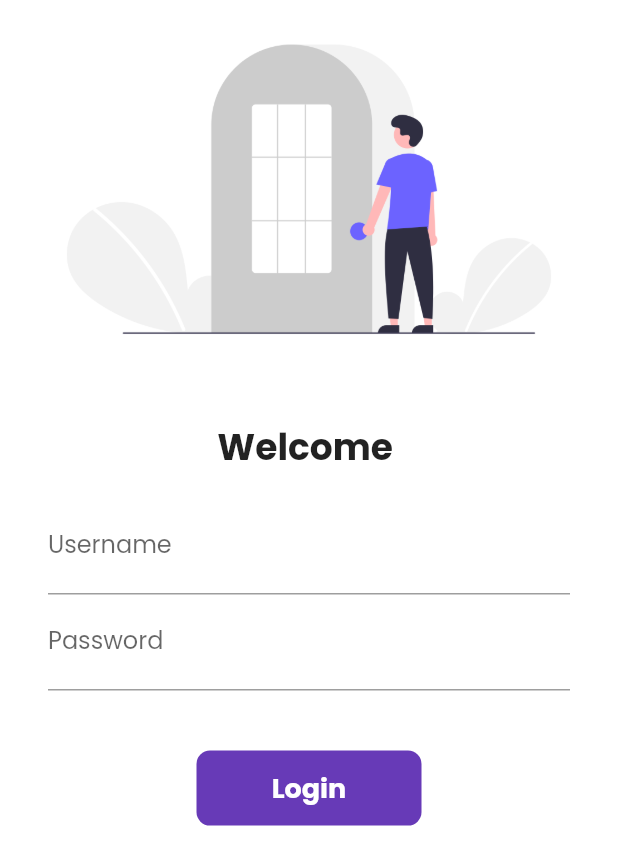
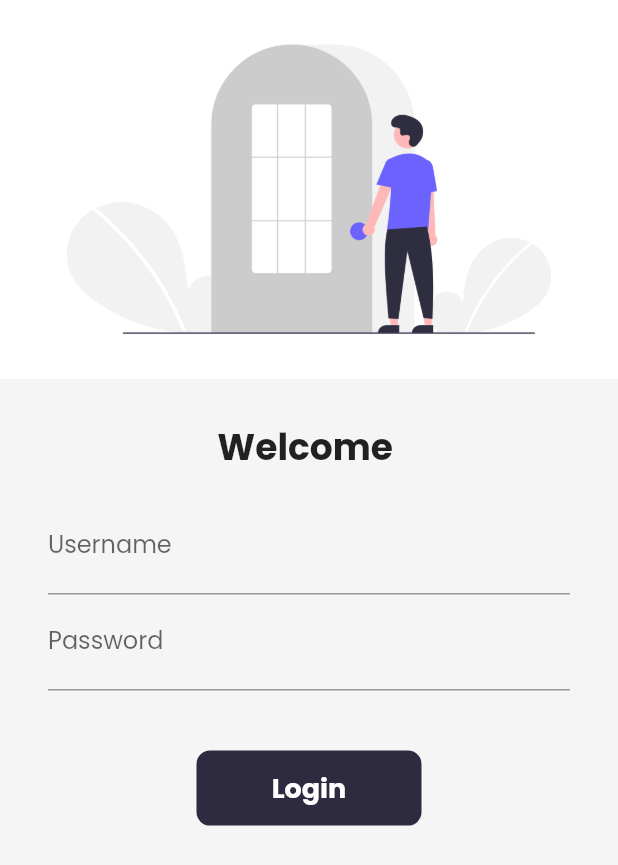
Before and after one commit to xanyl/flutter_category_app, a Flutter app: the LoginPage screen opened by its route, on a phone screen of 412 x 824 dp. Shown: the top 865 px of the screen. Run offline on Flutter 3.47's test engine with Material 2 defaults, Android fonts, the phone set to English and light mode, and no system bars; our stand-ins replace google_fonts, velocity_x; missing offline and left inert: dart:ffi; network calls fail.

Commit message:
Adding DarkMode and Light Mode

```diff
--- a/lib/main.dart
+++ b/lib/main.dart
@@ -15,7 +15,7 @@ class MyApp extends StatelessWidget {
   @override
   Widget build(BuildContext context) {
     return MaterialApp(
-      themeMode: ThemeMode.light,
+      themeMode: ThemeMode.system,
       theme: MyTheme.lightTheme(context),
       darkTheme: MyTheme.darkTheme(context),
       debugShowCheckedModeBanner: false,
--- a/lib/pages/login_page.dart
+++ b/lib/pages/login_page.dart
@@ -2,6 +2,7 @@ import 'dart:ffi';
 
 import 'package:flutter/material.dart';
 import 'package:flutter_application_1/utils/routes.dart';
+import 'package:velocity_x/velocity_x.dart';
 
 class LoginPage extends StatefulWidget {
   @override
@@ -14,9 +15,7 @@ class _LoginPageState extends State<LoginPage> {
   final _formKey = GlobalKey<FormState>();
 
   moveToHome(BuildContext context) async {
-    if (_formKey.currentState!.validate()){
-
-
+    if (_formKey.currentState!.validate()) {
       setState(() {
         changeButton = true;
       });
@@ -33,7 +32,7 @@ class _LoginPageState extends State<LoginPage> {
   @override
   Widget build(BuildContext context) {
     return Material(
-        color: Colors.white,
+        color: context.canvasColor,
         child: SingleChildScrollView(
           child: Form(
             key: _formKey,
@@ -65,7 +64,6 @@ class _LoginPageState extends State<LoginPage> {
                           if (value!.isEmpty) {
                             return "Username cannot be empty";
                           }
-
                         },
                         onChanged: (value) {
                           name = value;
@@ -79,8 +77,7 @@ class _LoginPageState extends State<LoginPage> {
                         validator: (value) {
                           if (value!.isEmpty) {
                             return "Password cannot be empty";
-                          }
-                          else if(value.length < 6){
+                          } else if (value.length < 6) {
                             return "Password length should be at least 6";
                           }
                         },
@@ -89,7 +86,7 @@ class _LoginPageState extends State<LoginPage> {
                         height: 40.0,
                       ),
                       Material(
-                          color: Colors.deepPurple,
+                          color: context.theme.buttonColor,
                           borderRadius:
                               BorderRadius.circular(changeButton ? 50 : 9),
                           child: InkWell(
--- a/lib/widgets/home_widgets/catalog_image.dart
+++ b/lib/widgets/home_widgets/catalog_image.dart
@@ -1,4 +1,5 @@
 import 'package:flutter/cupertino.dart';
+import 'package:flutter/material.dart';
 import 'package:velocity_x/velocity_x.dart';
 
 import '../../widgets/themes.dart';
@@ -12,6 +13,6 @@ class CatalogImage extends StatelessWidget {
     // var catalog;
     return Image.network(
       image,
-    ).box.rounded.p8.color(MyTheme.creamColor).make().p4().w40(context);
+    ).box.rounded.p8.color(context.canvasColor).make().p4().w40(context);
   }
 }
--- a/lib/widgets/themes.dart
+++ b/lib/widgets/themes.dart
@@ -1,10 +1,15 @@
 import 'package:flutter/material.dart';
 import 'package:google_fonts/google_fonts.dart';
+import 'package:velocity_x/velocity_x.dart';
 
 class MyTheme {
   static ThemeData lightTheme(BuildContext context) => ThemeData(
         primarySwatch: Colors.deepPurple,
         fontFamily: GoogleFonts.poppins().fontFamily,
+        cardColor: Colors.white,
+        canvasColor: creamColor,
+        buttonColor: darkBluishColor,
+        accentColor: darkBluishColor,
         primaryTextTheme: GoogleFonts.latoTextTheme(),
         appBarTheme: AppBarTheme(
           color: Colors.white,
@@ -16,10 +21,24 @@ class MyTheme {
 
   static ThemeData darkTheme(BuildContext context) => ThemeData(
         brightness: Brightness.dark,
+        fontFamily: GoogleFonts.poppins().fontFamily,
+        primaryTextTheme: GoogleFonts.latoTextTheme(),
+        cardColor: Colors.black,
+        canvasColor: darkcreamColor,
+        buttonColor: lightBluishColor,
+        accentColor: Colors.white,
+        appBarTheme: AppBarTheme(
+          color: Colors.black,
+          elevation: 0.5,
+          iconTheme: IconThemeData(color: Colors.white),
+          textTheme: Theme.of(context).textTheme,
+        ),
       );
 
   //colors
 
   static Color creamColor = Color(0xfff5f5f5);
-  static Color darkBluishColor = Color(0xff403b58);
+  static Color darkcreamColor = Color.fromARGB(255, 42, 42, 44);
+  static Color darkBluishColor = Color.fromARGB(255, 46, 42, 63);
+  static Color lightBluishColor = Color.fromARGB(255, 174, 99, 223);
 }
```
Also changed, not shown: lib/pages/home_detail_page.dart (+7 -10 lines), lib/pages/home_page.dart (+6 -3 lines), lib/widgets/home_widgets/catalog_header.dart (+2 -6 lines), lib/widgets/home_widgets/catalog_list.dart (+5 -5 lines). Lines whose indentation alone changed are shown as unchanged.
